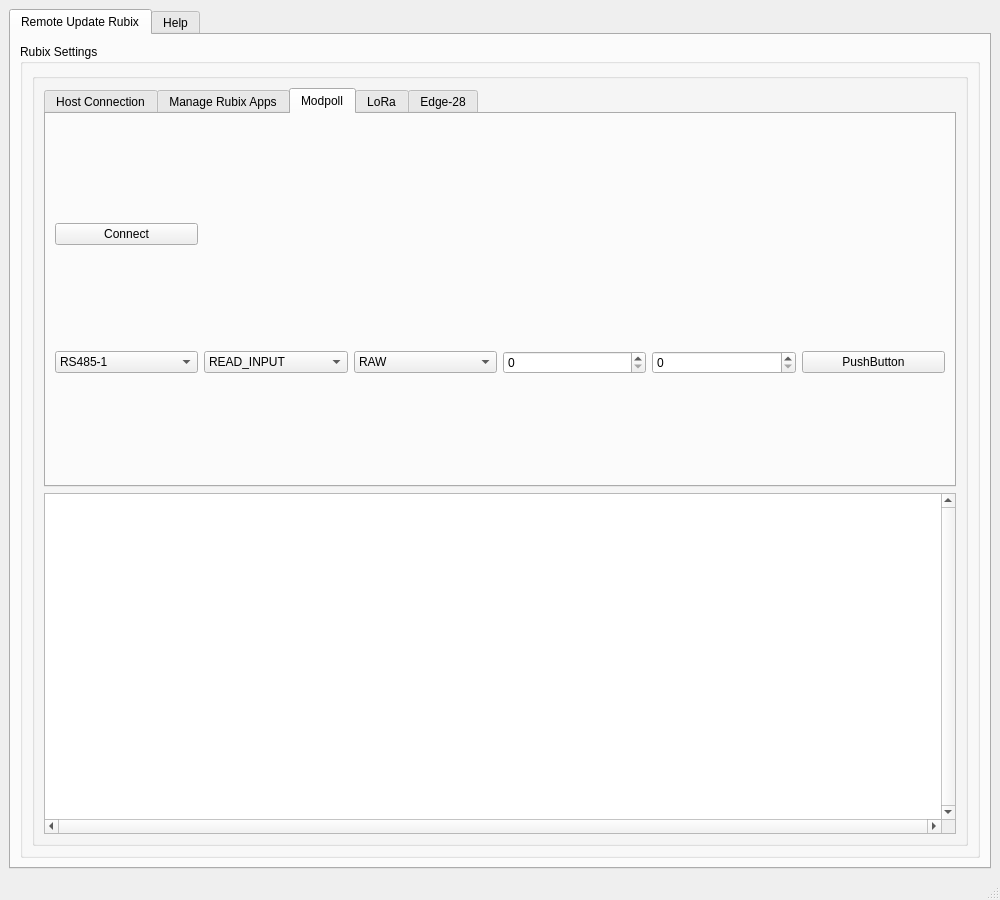
The window that resources/views/MainWindow.ui (NubeIO/rubix-updater-gui) describes before a commit, drawn with Qt 5.
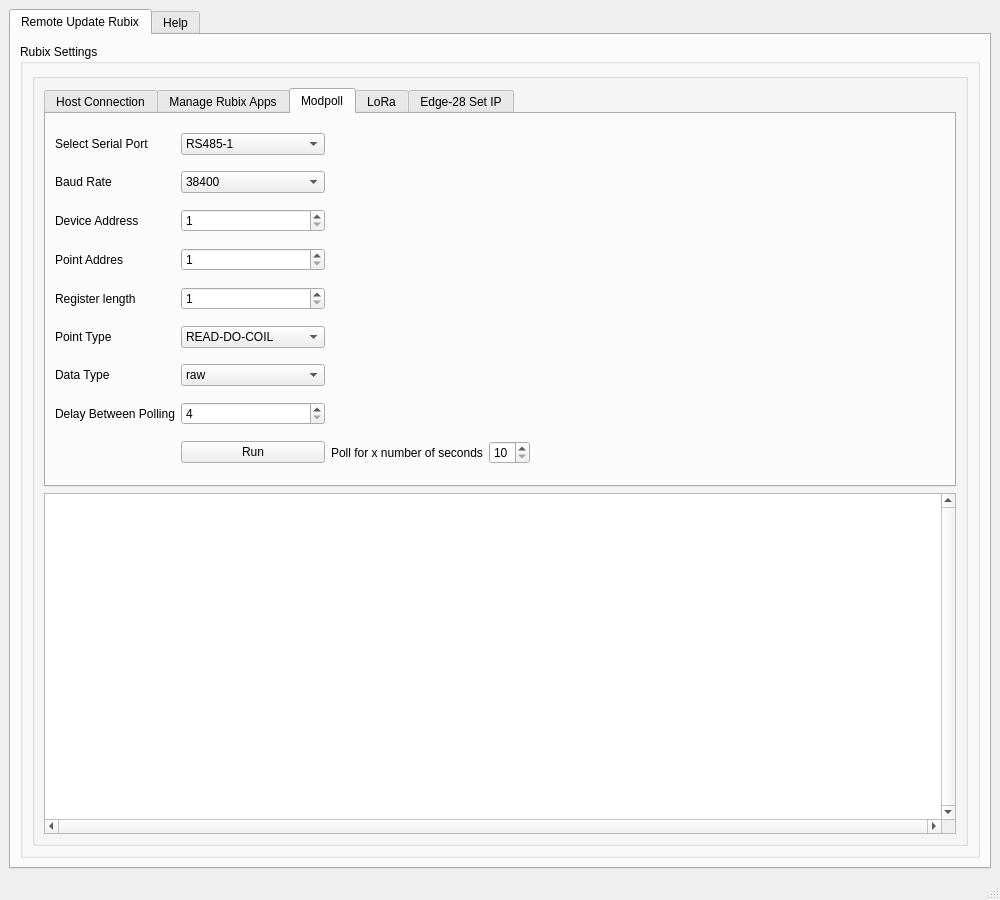
The same window after the commit. The open tabs and pages were chosen to show the change.

Patch:
```diff
--- a/resources/views/MainWindow.ui
+++ b/resources/views/MainWindow.ui
@@ -94,7 +94,7 @@
                  <bool>true</bool>
                 </property>
                 <property name="currentIndex">
-                 <number>0</number>
+                 <number>2</number>
                 </property>
                 <widget class="QWidget" name="widget">
                  <attribute name="title">
@@ -442,6 +442,13 @@
                     </property>
                    </widget>
                   </item>
+                  <item row="2" column="0">
+                   <widget class="QLabel" name="label_34">
+                    <property name="text">
+                     <string>Add and manage rubix apps</string>
+                    </property>
+                   </widget>
+                  </item>
                  </layout>
                 </widget>
                 <widget class="QWidget" name="tab_2">
@@ -449,46 +456,160 @@
                   <string>Modpoll</string>
                  </attribute>
                  <layout class="QGridLayout" name="gridLayout_3">
-                  <item row="1" column="5">
-                   <widget class="QSpinBox" name="modbus_poll_delay"/>
+                  <item row="2" column="0">
+                   <widget class="QLabel" name="label_22">
+                    <property name="text">
+                     <string>Device Address</string>
+                    </property>
+                   </widget>
                   </item>
-                  <item row="1" column="6">
-                   <widget class="QPushButton" name="pushButton_3">
+                  <item row="4" column="1">
+                   <widget class="QSpinBox" name="mod_length">
+                    <property name="minimum">
+                     <number>1</number>
+                    </property>
+                    <property name="maximum">
+                     <number>65000</number>
+                    </property>
+                   </widget>
+                  </item>
+                  <item row="0" column="0">
+                   <widget class="QLabel" name="label_24">
                     <property name="text">
-                     <string>PushButton</string>
+                     <string>Select Serial Port</string>
                     </property>
                    </widget>
                   </item>
-                  <item row="1" column="2">
-                   <widget class="QComboBox" name="comboBox_2">
+                  <item row="6" column="0">
+                   <widget class="QLabel" name="label_20">
+                    <property name="text">
+                     <string>Data Type</string>
+                    </property>
+                   </widget>
+                  </item>
+                  <item row="6" column="1">
+                   <widget class="QComboBox" name="mod_data_type">
                     <item>
                      <property name="text">
-                      <string>READ_INPUT</string>
+                      <string>raw</string>
                      </property>
                     </item>
                     <item>
                      <property name="text">
-                      <string>READ_COIL</string>
+                      <string>hex</string>
                      </property>
                     </item>
+                    <item>
+                     <property name="text">
+                      <string>int</string>
+                     </property>
+                    </item>
+                    <item>
+                     <property name="text">
+                      <string>float</string>
+                     </property>
+                    </item>
+                    <item>
+                     <property name="text">
+                      <string>mod</string>
+                     </property>
+                    </item>
                    </widget>
                   </item>
-                  <item row="1" column="3">
-                   <widget class="QComboBox" name="comboBox_3">
+                  <item row="3" column="0">
+                   <widget class="QLabel" name="label_21">
+                    <property name="text">
+                     <string>Point Addres</string>
+                    </property>
+                   </widget>
+                  </item>
+                  <item row="7" column="1">
+                   <widget class="QSpinBox" name="mod_delay">
+                    <property name="minimum">
+                     <number>4</number>
+                    </property>
+                    <property name="value">
+                     <number>4</number>
+                    </property>
+                   </widget>
+                  </item>
+                  <item row="2" column="1">
+                   <widget class="QSpinBox" name="mod_device_address">
+                    <property name="toolTip">
+                     <string notr="true"/>
+                    </property>
+                    <property name="toolTipDuration">
+                     <number>5</number>
+                    </property>
+                    <property name="minimum">
+                     <number>1</number>
+                    </property>
+                   </widget>
+                  </item>
+                  <item row="5" column="0">
+                   <widget class="QLabel" name="label_27">
+                    <property name="text">
+                     <string>Point Type</string>
+                    </property>
+                   </widget>
+                  </item>
+                  <item row="3" column="1">
+                   <widget class="QSpinBox" name="mod_point_address">
+                    <property name="minimum">
+                     <number>1</number>
+                    </property>
+                    <property name="maximum">
+                     <number>65000</number>
+                    </property>
+                   </widget>
+                  </item>
+                  <item row="4" column="0">
+                   <widget class="QLabel" name="label_26">
+                    <property name="text">
+                     <string>Register length</string>
+                    </property>
+                   </widget>
+                  </item>
+                  <item row="9" column="1">
+                   <widget class="QPushButton" name="mod_connect">
+                    <property name="text">
+                     <string>Run</string>
+                    </property>
+                   </widget>
+                  </item>
+                  <item row="5" column="1">
+                   <widget class="QComboBox" name="mod_point_type">
                     <item>
                      <property name="text">
-                      <string>RAW</string>
+                      <string>READ-DO-COIL</string>
                      </property>
                     </item>
                     <item>
                      <property name="text">
-                      <string>FLOAT</string>
+                      <string>READ-DI-INPUT</string>
                      </property>
                     </item>
+                    <item>
+                     <property name="text">
+                      <string>READ-AO-HOLDING</string>
+                     </property>
+                    </item>
+                    <item>
+                     <property name="text">
+                      <string>READ-AI-INPUT</string>
+                     </property>
+                    </item>
                    </widget>
                   </item>
-                  <item row="1" column="1">
-                   <widget class="QComboBox" name="comboBox">
+                  <item row="7" column="0">
+                   <widget class="QLabel" name="label_28">
+                    <property name="text">
+                     <string>Delay Between Polling</string>
+                    </property>
+                   </widget>
+                  </item>
+                  <item row="0" column="1">
+                   <widget class="QComboBox" name="mod_serial_port">
                     <item>
                      <property name="text">
                       <string>RS485-1</string>
@@ -501,41 +622,156 @@
                     </item>
                    </widget>
                   </item>
-                  <item row="1" column="4">
-                   <widget class="QSpinBox" name="spinBox"/>
+                  <item row="9" column="3">
+                   <widget class="QSpinBox" name="mod_run_for">
+                    <property name="minimum">
+                     <number>10</number>
+                    </property>
+                   </widget>
                   </item>
-                  <item row="0" column="1">
-                   <widget class="QPushButton" name="action_remote_update_connect_modbus">
+                  <item row="1" column="0">
+                   <widget class="QLabel" name="label_23">
                     <property name="text">
-                     <string>Connect</string>
+                     <string>Baud Rate</string>
                     </property>
                    </widget>
                   </item>
+                  <item row="1" column="1">
+                   <widget class="QComboBox" name="mod_baud_rate">
+                    <item>
+                     <property name="text">
+                      <string>38400</string>
+                     </property>
+                    </item>
+                    <item>
+                     <property name="text">
+                      <string>9600</string>
+                     </property>
+                    </item>
+                   </widget>
+                  </item>
+                  <item row="9" column="2">
+                   <widget class="QLabel" name="label_29">
+                    <property name="text">
+                     <string>Poll for x number of seconds</string>
+                    </property>
+                   </widget>
+                  </item>
+                  <item row="9" column="4">
+                   <spacer name="horizontalSpacer">
+                    <property name="orientation">
+                     <enum>Qt::Horizontal</enum>
+                    </property>
+                    <property name="sizeHint" stdset="0">
+                     <size>
+                      <width>40</width>
+                      <height>20</height>
+                     </size>
+                    </property>
+                   </spacer>
+                  </item>
                  </layout>
                 </widget>
                 <widget class="QWidget" name="tab_3">
                  <attribute name="title">
                   <string>LoRa</string>
                  </attribute>
-                 <layout class="QGridLayout" name="gridLayout_5">
-                  <item row="0" column="0">
-                   <widget class="QPushButton" name="pushButton_4">
+                 <layout class="QFormLayout" name="formLayout">
+                  <item row="1" column="0">
+                   <spacer name="horizontalSpacer_4">
+                    <property name="orientation">
+                     <enum>Qt::Horizontal</enum>
+                    </property>
+                    <property name="sizeHint" stdset="0">
+                     <size>
+                      <width>40</width>
+                      <height>20</height>
+                     </size>
+                    </property>
+                   </spacer>
+                  </item>
+                  <item row="2" column="0">
+                   <widget class="QLabel" name="label_25">
                     <property name="text">
-                     <string>Connect</string>
+                     <string>Flash the Rubix LoRa Micro-Controller</string>
                     </property>
                    </widget>
                   </item>
-                  <item row="0" column="1">
+                  <item row="2" column="1">
                    <widget class="QPushButton" name="action_lora_reflash">
                     <property name="text">
-                     <string>Flash STM</string>
+                     <string>Run Flash</string>
                     </property>
                    </widget>
                   </item>
-                  <item row="1" column="0">
-                   <widget class="QPushButton" name="pushButton">
+                  <item row="3" column="0">
+                   <spacer name="horizontalSpacer_3">
+                    <property name="orientation">
+                     <enum>Qt::Horizontal</enum>
+                    </property>
+                    <property name="sizeHint" stdset="0">
+                     <size>
+                      <width>40</width>
+                      <height>20</height>
+                     </size>
+                    </property>
+                   </spacer>
+                  </item>
+                  <item row="4" column="0">
+                   <widget class="QLabel" name="label_32">
                     <property name="text">
-                     <string>Stream LoRa Messages</string>
+                     <string>&lt;html&gt;&lt;head/&gt;&lt;body&gt;&lt;p&gt;&lt;span style=&quot; font-size:12pt;&quot;&gt;Stream the LoRa Sensor messages&lt;/span&gt;&lt;/p&gt;&lt;/body&gt;&lt;/html&gt;</string>
+                    </property>
+                   </widget>
+                  </item>
+                  <item row="5" column="0">
+                   <widget class="QLabel" name="label_30">
+                    <property name="text">
+                     <string>Select Serial Port</string>
+                    </property>
+                   </widget>
+                  </item>
+                  <item row="5" column="1">
+                   <widget class="QComboBox" name="comboBox">
+                    <item>
+                     <property name="text">
+                      <string>ttyAMA0</string>
+                     </property>
+                    </item>
+                   </widget>
+                  </item>
+                  <item row="6" column="0">
+                   <widget class="QLabel" name="label_31">
+                    <property name="text">
+                     <string>Baud Rate</string>
+                    </property>
+                   </widget>
+                  </item>
+                  <item row="6" column="1">
+                   <widget class="QComboBox" name="comboBox_4">
+                    <item>
+                     <property name="text">
+                      <string>38400</string>
+                     </property>
+                    </item>
+                    <item>
+                     <property name="text">
+                      <string>115200</string>
+                     </property>
+                    </item>
+                   </widget>
+                  </item>
+                  <item row="7" column="0">
+                   <widget class="QLabel" name="label_33">
+                    <property name="text">
+                     <string>Stream for x number of seconds</string>
+                    </property>
+                   </widget>
+                  </item>
+                  <item row="7" column="1">
+                   <widget class="QSpinBox" name="spinBox_2">
+                    <property name="minimum">
+                     <number>10</number>
                     </property>
                    </widget>
                   </item>
@@ -543,7 +779,7 @@
                 </widget>
                 <widget class="QWidget" name="tab">
                  <attribute name="title">
-                  <string>Edge-28</string>
+                  <string>Edge-28 Set IP</string>
                  </attribute>
                  <layout class="QGridLayout" name="gridLayout_2">
                   <item row="7" column="1">
```
